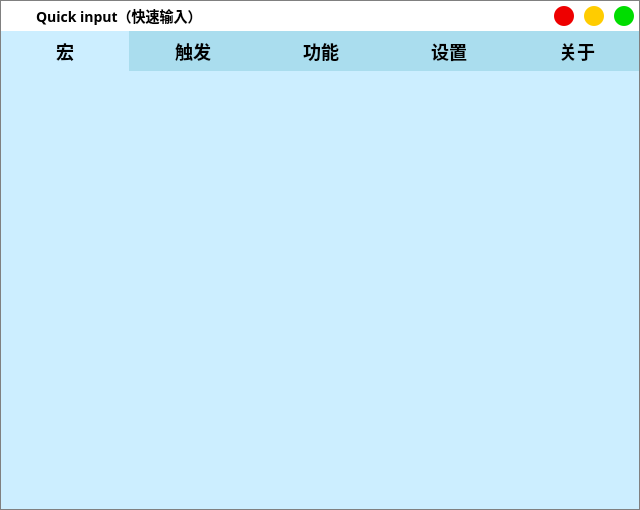
The window that .ui/MainUi.ui (ChiyukiGana/Quickinput) describes before a commit, drawn with Qt 5.
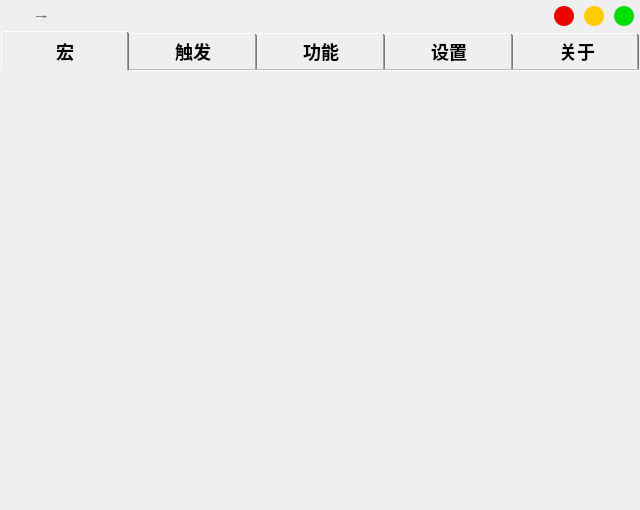
The same window after the commit. Icons and pictures are not drawn.

Patch:
```diff
--- a/.ui/MainUi.ui
+++ b/.ui/MainUi.ui
@@ -51,7 +51,7 @@
    <bool>false</bool>
   </property>
   <property name="styleSheet">
-   <string notr="true">*{color:black;border:none;outline:none;font-size:12px;font-family:&quot;Microsoft YaHei&quot;}QMainWindow,QDialog{border:1px solid gray}#titleWidget{background-color:white}#titleWidget *{font-size:14px}#titleWidget QPushButton,#titleWidget QCheckBox::indicator{background-color:#CCC;width:20px;height:20px;border-radius:10px}#titleWidget QCheckBox::indicator:checked{image:url(:/checked.png)}#clientWidget{background-color:#CEF}QMenu,QToolTip,#clientWidget QLineEdit,#clientWidget QTextEdit,#clientWidget QKeyEdit,#clientWidget QCheckBox::indicator,#clientWidget QRadioButton::indicator,#clientWidget QHeaderView,#clientWidget QHeaderView::section,#clientWidget QTableWidget,#clientWidget QTableWidget QTableCornerButton::section,#clientWidget QComboBox,#clientWidget QComboBox QAbstractItemView{background-color:white;color:black}#clientWidget QPushButton,#clientWidget QTabBar::tab,#clientWidget QTabBar::tab:first,#clientWidget QTabBar::tab:last{background-color:#ADE;color:black}#clientWidget QCheckBox::indicator,#clientWidget QRadioButton::indicator{width:20px;height:20px}#clientWidget QComboBox{padding-left:3px}QMenu::item:selected,#clientWidget QPushButton:hover,#clientWidget QCheckBox::indicator:hover,#clientWidget QRadioButton::indicator:hover,#clientWidget QTableWidget::item:hover,#clientWidget QTabBar::tab:hover,#clientWidget QTabBar::tab:first:hover,#clientWidget QTabBar::tab:last:hover{background-color:#BEF;color:black}#clientWidget QTableWidget::item:selected{background-color:#CEF;color:black}#clientWidget QTabBar::tab:selected,#clientWidget QTabBar::tab:first:selected,#clientWidget QTabBar::tab:last:selected{background-color:#CEF;color:black}#clientWidget QCheckBox::indicator:checked,#clientWidget QRadioButton::indicator:checked{image:url(:/checked.png)}#clientWidget QPushButton:disabled,#clientWidget QCheckBox:disabled,#clientWidget QRadioButton:disabled{color:gray}#clientWidget #bnWndSelect,#clientWidget #bnPos,#clientWidget #bnColorRect,#clientWidget #bnImageRect,#clientWidget #bnImageShot{background-color:white}</string>
+   <string notr="true">*{color:black;border:none;outline:none;font-size:12px;font-family:&quot;Microsoft YaHei&quot;}QMainWindow,QDialog{border:1px solid gray}QMenu,QToolTip,QLineEdit,QTextEdit,QKeyEdit,QCheckBox::indicator,QRadioButton::indicator,QHeaderView,QHeaderView::section,QTableWidget,QTableWidget QTableCornerButton::section,QComboBox,QComboBox QAbstractItemView{background-color:white}QPushButton,QTabBar::tab,QTabBar::tab:first,QTabBar::tab:last,QToolBox::tab{background-color:#ADE}QCheckBox::indicator,QRadioButton::indicator{width:20px;height:20px}QComboBox{padding-left:3px}QMenu::item:selected,QPushButton:hover,QCheckBox::indicator:hover,QRadioButton::indicator:hover,QTableWidget::item:hover,QTabBar::tab:hover,QTabBar::tab:first:hover,QTabBar::tab:last:hover{background-color:#BEF;color:black}QTableWidget::item:selected{background-color:#CEF;color:black}QTabBar::tab:selected,QTabBar::tab:first:selected,QTabBar::tab:last:selected{background-color:#CEF;color:black}QCheckBox::indicator:checked,QRadioButton::indicator:checked{image:url(:/checked.png)}QPushButton:disabled,QCheckBox:disabled,QRadioButton:disabled{color:gray}#bnWndSelect,#bnPos,#bnColorRect,#bnImageRect,#bnImageShot{background-color:white}#titleWidget{background-color:white}#titleWidget *{font-size:14px}#clientWidget,QTabWidget&gt;QWidget,QToolBox&gt;QWidget{background-color:#CEF}</string>
   </property>
   <property name="animated">
    <bool>true</bool>
@@ -305,7 +305,7 @@
           <enum>Qt::ClickFocus</enum>
          </property>
          <property name="styleSheet">
-          <string notr="true">QTabBar::tab,QTabBar::tab::first,QTabBar::tab::last{width:128px;height:40px;padding:0px;font-size:18px}#tabMacro,#tabTrigger,#tabFunc,#tabSettings,#tabAbout{background:transparent}</string>
+          <string notr="true">QTabBar::tab,QTabBar::tab::first,QTabBar::tab::last{width:128px;height:40px;padding:0px;font-size:18px}</string>
          </property>
          <property name="tabPosition">
           <enum>QTabWidget::North</enum>
```
Left out of the diff: 33 changed lines with no effect on the pictures.
